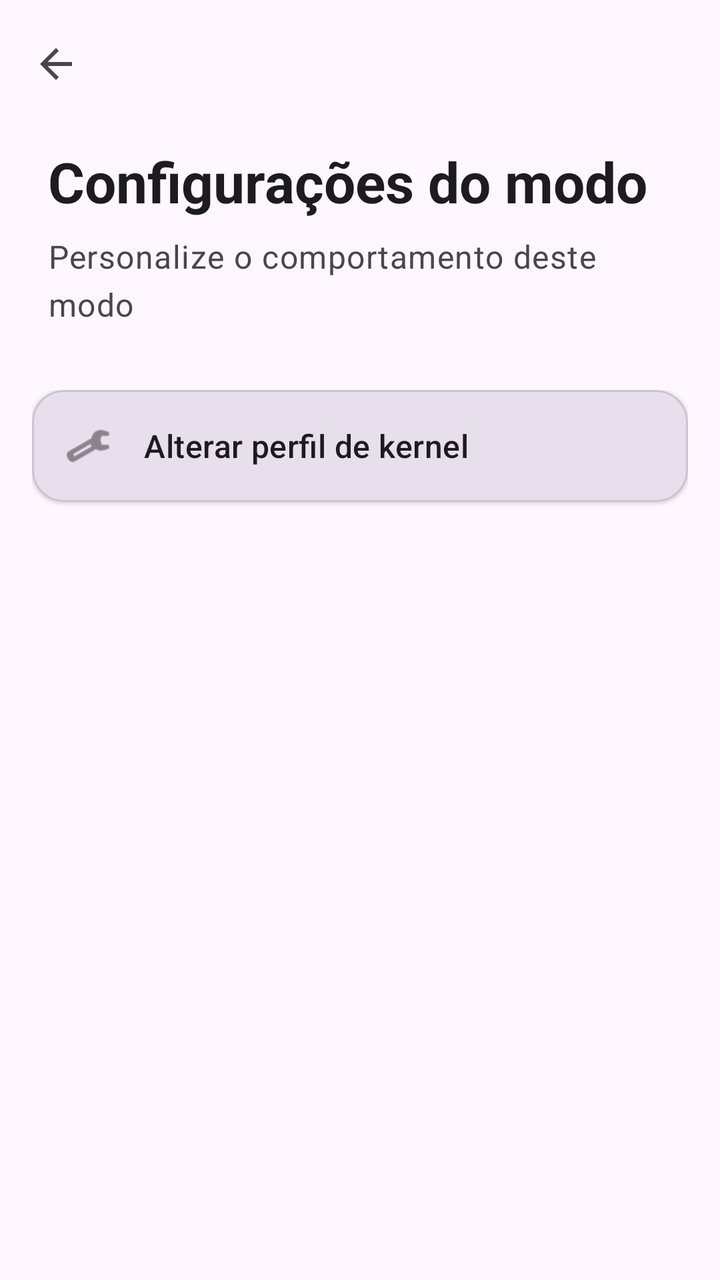
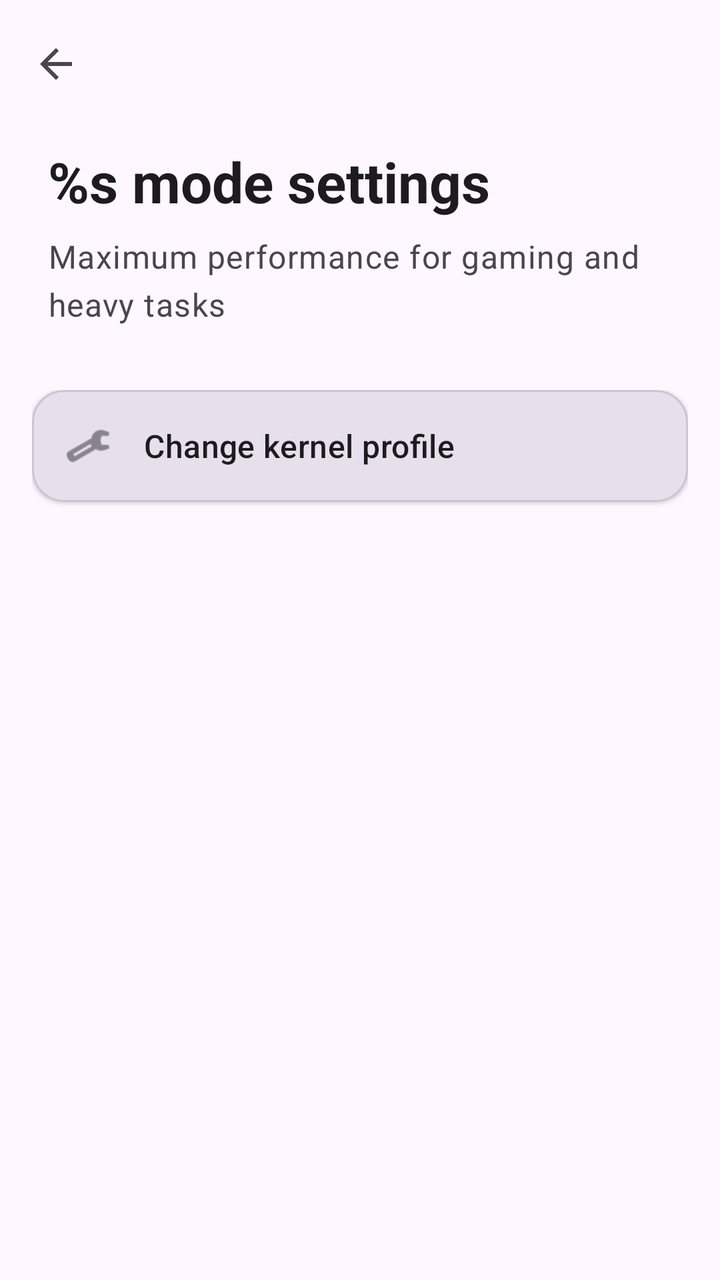

An Android layout rendered at two revisions. The XML below is the earlier revision; the diff shows what the commit changed to produce the second picture.
<!-- AndroidManifest.xml: application theme Theme.GerenciamentoDeEnergia -->
<!-- res/layout/activity_mode_settings.xml -->
<?xml version="1.0" encoding="utf-8"?>
<androidx.coordinatorlayout.widget.CoordinatorLayout
    xmlns:android="http://schemas.android.com/apk/res/android"
    xmlns:app="http://schemas.android.com/apk/res-auto"
    android:layout_width="match_parent"
    android:layout_height="match_parent"
    android:fitsSystemWindows="true"
    android:background="?android:attr/colorBackground">

    <com.google.android.material.appbar.AppBarLayout
        android:layout_width="match_parent"
        android:layout_height="wrap_content"
        android:fitsSystemWindows="true"
        android:background="@android:color/transparent"
        app:elevation="0dp">

        <com.google.android.material.appbar.CollapsingToolbarLayout
            android:id="@+id/collapsing_toolbar"
            android:layout_width="match_parent"
            android:layout_height="wrap_content"
            app:layout_scrollFlags="scroll|exitUntilCollapsed"
            app:contentScrim="?attr/colorSurface"
            android:background="@android:color/transparent"
            app:titleEnabled="false">

            
            <com.google.android.material.appbar.MaterialToolbar
                android:id="@+id/toolbar"
                android:layout_width="match_parent"
                android:layout_height="?attr/actionBarSize"
                app:navigationIcon="?attr/homeAsUpIndicator"
                app:title=""
                android:background="@android:color/transparent"
                app:layout_collapseMode="pin" />

            
            <LinearLayout
                android:layout_width="match_parent"
                android:layout_height="wrap_content"
                android:orientation="vertical"
                android:paddingStart="24dp"
                android:paddingEnd="24dp"
                android:paddingTop="72dp"
                android:paddingBottom="24dp"
                app:layout_collapseMode="parallax">

                <TextView
                    android:id="@+id/tv_mode_title"
                    android:layout_width="wrap_content"
                    android:layout_height="wrap_content"
                    android:text="Configurações do modo"
                    android:textAppearance="?attr/textAppearanceHeadlineMedium"
                    android:textColor="?android:attr/textColorPrimary"
                    android:textStyle="bold" />

                <TextView
                    android:id="@+id/tv_mode_subtitle"
                    android:layout_width="wrap_content"
                    android:layout_height="wrap_content"
                    android:layout_marginTop="8dp"
                    android:text="Personalize o comportamento deste modo"
                    android:textAppearance="?attr/textAppearanceBodyLarge"
                    android:textColor="?android:attr/textColorSecondary" />
            </LinearLayout>

        </com.google.android.material.appbar.CollapsingToolbarLayout>

    </com.google.android.material.appbar.AppBarLayout>

    
    <androidx.core.widget.NestedScrollView
        android:layout_width="match_parent"
        android:layout_height="match_parent"
        app:layout_behavior="@string/appbar_scrolling_view_behavior"
        android:clipToPadding="false"
        android:paddingTop="8dp"
        android:paddingBottom="32dp">

        <LinearLayout
            android:layout_width="match_parent"
            android:layout_height="wrap_content"
            android:orientation="vertical"
            android:paddingHorizontal="16dp">

            
            <com.google.android.material.card.MaterialCardView
                android:id="@+id/btn_change_kernel"
                android:layout_width="match_parent"
                android:layout_height="wrap_content"
                android:layout_marginBottom="12dp"
                app:cardElevation="1dp"
                android:clickable="true"
                android:focusable="true"
                app:cardBackgroundColor="?attr/colorSurfaceVariant"
                app:cardCornerRadius="16dp">

                <LinearLayout
                    android:layout_width="match_parent"
                    android:layout_height="wrap_content"
                    android:orientation="horizontal"
                    android:padding="16dp"
                    android:gravity="center_vertical">

                    <ImageView
                        android:layout_width="24dp"
                        android:layout_height="24dp"
                        android:src="@android:drawable/ic_menu_preferences"
                        app:tint="?attr/colorOnSurfaceVariant"/>

                    <TextView
                        android:layout_width="wrap_content"
                        android:layout_height="wrap_content"
                        android:layout_marginStart="16dp"
                        android:text="Alterar perfil de kernel"
                        android:textAppearance="?attr/textAppearanceTitleMedium"/>
                </LinearLayout>
            </com.google.android.material.card.MaterialCardView>

            
            <LinearLayout
                android:id="@+id/layout_ultra_settings"
                android:layout_width="match_parent"
                android:layout_height="wrap_content"
                android:orientation="vertical"
                android:visibility="gone">

                <com.google.android.material.card.MaterialCardView
                    android:id="@+id/btn_choose_apps"
                    android:layout_width="match_parent"
                    android:layout_height="wrap_content"
                    android:layout_marginBottom="12dp"
                    app:cardElevation="1dp"
                    android:clickable="true"
                    android:focusable="true"
                    app:cardBackgroundColor="?attr/colorSurfaceVariant"
                    app:cardCornerRadius="16dp">

                    <LinearLayout
                        android:layout_width="match_parent"
                        android:layout_height="wrap_content"
                        android:orientation="horizontal"
                        android:padding="16dp"
                        android:gravity="center_vertical">

                        <ImageView
                            android:layout_width="24dp"
                            android:layout_height="24dp"
                            android:src="@android:drawable/ic_menu_sort_alphabetically"
                            app:tint="?attr/colorOnSurfaceVariant"/>

                        <TextView
                            android:layout_width="wrap_content"
                            android:layout_height="wrap_content"
                            android:layout_marginStart="16dp"
                            android:text="Escolher apps permitidos"
                            android:textAppearance="?attr/textAppearanceTitleMedium"/>
                    </LinearLayout>
                </com.google.android.material.card.MaterialCardView>

            </LinearLayout>

        </LinearLayout>
    </androidx.core.widget.NestedScrollView>

</androidx.coordinatorlayout.widget.CoordinatorLayout>
<!-- resources referenced by this layout -->
<resources>
  <style name="Theme.GerenciamentoDeEnergia" parent="Theme.Material3.DayNight.NoActionBar">
          <item name="colorPrimary">@color/purple_500</item>
          <item name="colorPrimaryVariant">@color/purple_700</item>
          <item name="colorOnPrimary">@color/white</item>
          <item name="colorSecondary">@color/teal_200</item>
          <item name="colorSecondaryVariant">@color/teal_700</item>
          <item name="colorOnSecondary">@color/black</item>
          <item name="android:statusBarColor">?attr/colorPrimaryVariant</item>
      </style>
  <color name="purple_500">#FF6200EE</color>
  <color name="purple_700">#FF3700B3</color>
  <color name="white">#FFFFFFFF</color>
  <color name="teal_200">#FF03DAC5</color>
  <color name="teal_700">#FF018786</color>
  <color name="black">#FF000000</color>
</resources>

<!-- the commit's change to res/layout/activity_mode_settings.xml (unified diff, before → after) -->
@@ -48,7 +48,7 @@
                     android:id="@+id/tv_mode_title"
                     android:layout_width="wrap_content"
                     android:layout_height="wrap_content"
-                    android:text="Configurações do modo"
+                    android:text="@string/mode_settings_title"
                     android:textAppearance="?attr/textAppearanceHeadlineMedium"
                     android:textColor="?android:attr/textColorPrimary"
                     android:textStyle="bold" />
@@ -58,7 +58,7 @@
                     android:layout_width="wrap_content"
                     android:layout_height="wrap_content"
                     android:layout_marginTop="8dp"
-                    android:text="Personalize o comportamento deste modo"
+                    android:text="@string/mode_settings_subtitle_performance"
                     android:textAppearance="?attr/textAppearanceBodyLarge"
                     android:textColor="?android:attr/textColorSecondary" />
             </LinearLayout>
@@ -111,7 +111,7 @@
                         android:layout_width="wrap_content"
                         android:layout_height="wrap_content"
                         android:layout_marginStart="16dp"
-                        android:text="Alterar perfil de kernel"
+                        android:text="@string/change_kernel_profile"
                         android:textAppearance="?attr/textAppearanceTitleMedium"/>
                 </LinearLayout>
             </com.google.android.material.card.MaterialCardView>
@@ -152,7 +152,7 @@
                             android:layout_width="wrap_content"
                             android:layout_height="wrap_content"
                             android:layout_marginStart="16dp"
-                            android:text="Escolher apps permitidos"
+                            android:text="@string/choose_allowed_apps"
                             android:textAppearance="?attr/textAppearanceTitleMedium"/>
                     </LinearLayout>
                 </com.google.android.material.card.MaterialCardView>
<!-- resource entries referenced after the edit -->
@@ -1,5 +1,9 @@
 <!-- resources referenced by this layout -->
 <resources>
+  <string name="change_kernel_profile">Change kernel profile</string>
+  <string name="choose_allowed_apps">Choose allowed apps</string>
+  <string name="mode_settings_subtitle_performance">Maximum performance for gaming and heavy tasks</string>
+  <string name="mode_settings_title">%s mode settings</string>
   <style name="Theme.GerenciamentoDeEnergia" parent="Theme.Material3.DayNight.NoActionBar">
           <item name="colorPrimary">@color/purple_500</item>
           <item name="colorPrimaryVariant">@color/purple_700</item>
